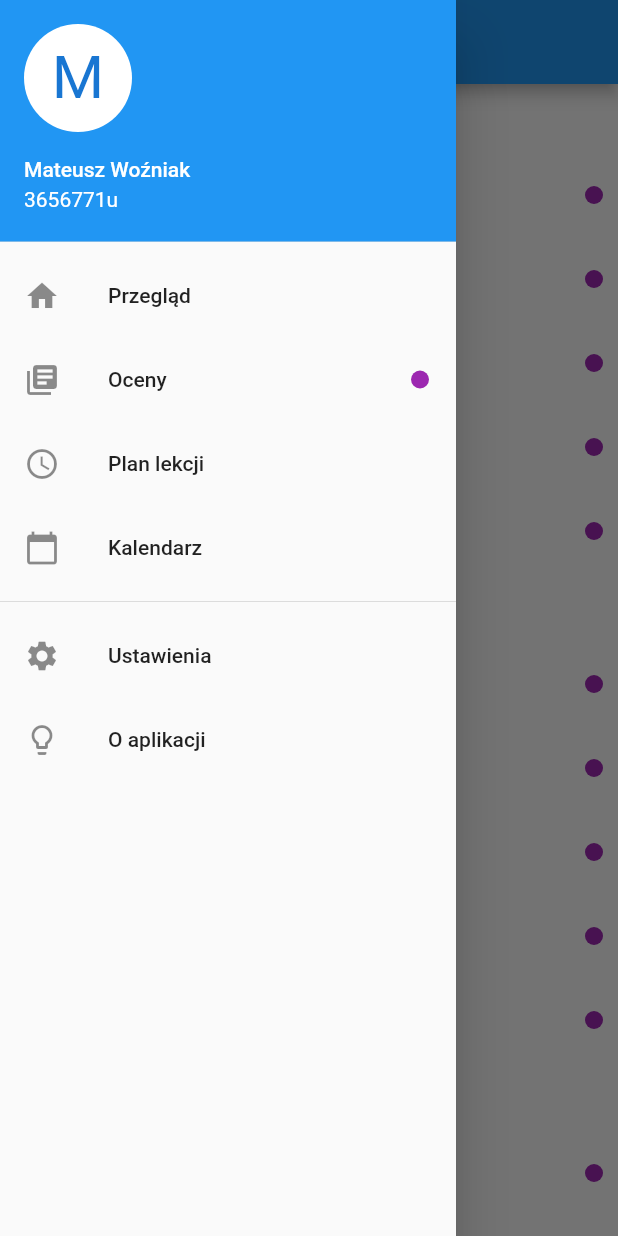
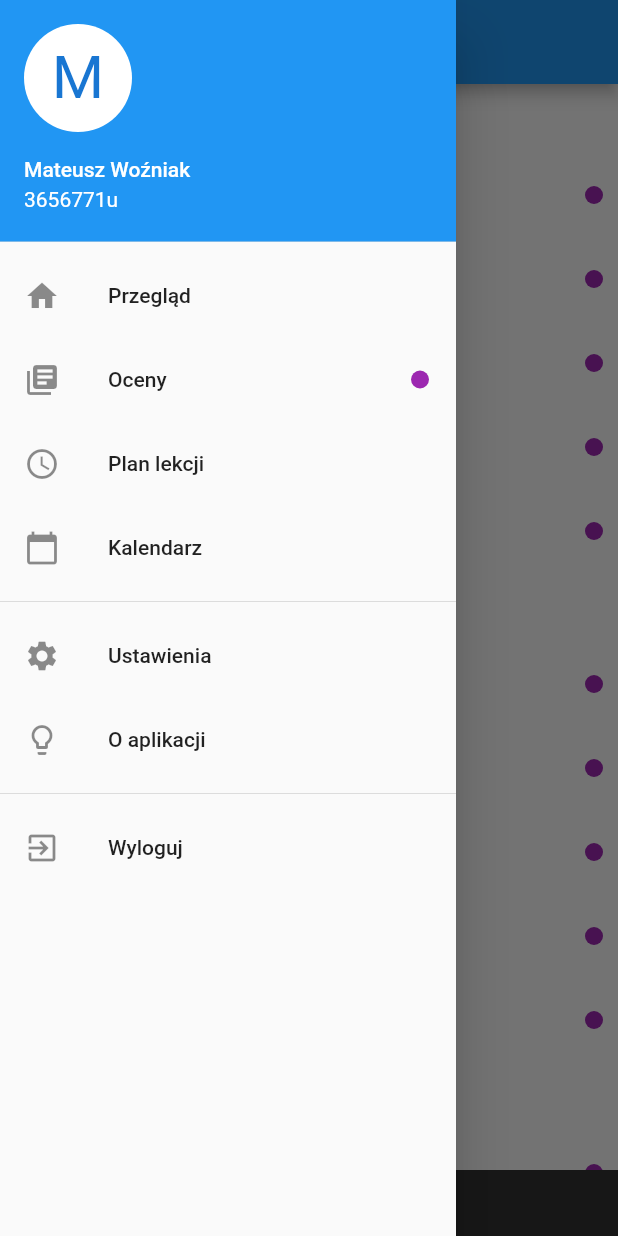
Before and after one commit to MatisiekPL/librus-go, a Flutter app: the OverviewScreen screen opened directly, with the side drawer open, on a phone screen of 412 x 824 dp. Run offline on Flutter 3.47's test engine with Material 2 defaults, Android fonts, the phone set to English and light mode, and no system bars; our stand-ins replace connectivity, cookie_jar, dio, rxdart, shared_preferences; accounts and stored records are empty; statements that could not run were skipped.

```diff
--- /dev/null
+++ b/lib/api/grades_api.dart
@@ -0,0 +1,9 @@
+import 'package:shared_preferences/shared_preferences.dart';
+
+class GradesApi {
+  static Future<dynamic> fetch() async {
+    SharedPreferences prefs = await SharedPreferences.getInstance();
+    var synergiaToken = prefs.getString("synergia_token");
+
+  }
+}
--- a/lib/fragments/grades_fragment.dart
+++ b/lib/fragments/grades_fragment.dart
@@ -1,5 +1,6 @@
 import 'package:flutter/material.dart';
 import 'package:intl/intl.dart';
+import 'package:librus_go/api/grades_api.dart';
 import 'package:librus_go/misc/draw_circle.dart';
 
 class GradesFragment extends StatefulWidget {
@@ -8,9 +9,17 @@ class GradesFragment extends StatefulWidget {
 }
 
 class _GradesFragmentState extends State<GradesFragment> {
+  dynamic _subjects = [];
+
+  @override
+  void initState() {
+    super.initState();
+    _refresh();
+  }
+
   Future<void> _refresh() async {
-    await Future.delayed(Duration(seconds: 3));
     print("Refreshing!");
+    _subjects = await GradesApi.fetch();
     _showRefreshSnackbar();
   }
 
--- a/lib/screens/overview_screen.dart
+++ b/lib/screens/overview_screen.dart
@@ -1,8 +1,11 @@
+import 'dart:io';
+
 import 'package:flutter/material.dart';
 import 'package:flutter/rendering.dart';
 import 'package:librus_go/fragments/grades_fragment.dart';
 import 'package:librus_go/misc/draw_circle.dart';
 import 'package:librus_go/screens/login_screen.dart';
+import 'package:shared_preferences/shared_preferences.dart';
 
 class OverviewScreen extends StatefulWidget {
   @override
@@ -13,10 +16,6 @@ class _OverviewScreenState extends State<OverviewScreen> {
   @override
   void initState() {
     super.initState();
-    Future.delayed(Duration.zero, () {
-//      Navigator.push(
-//          context, MaterialPageRoute(builder: (context) => LoginScreen()));
-    });
   }
 
   @override
@@ -51,7 +50,7 @@ class _OverviewScreenState extends State<OverviewScreen> {
                     padding: const EdgeInsets.all(8.0),
                     child: Container(
 //                      child: CustomPaint(painter: DrawCircle()),
-                    ),
+                        ),
                   ),
                 ],
               ),
@@ -94,6 +93,16 @@ class _OverviewScreenState extends State<OverviewScreen> {
               title: Text('O aplikacji'),
               onTap: () {},
             ),
+            Divider(),
+            ListTile(
+              leading: Icon(Icons.exit_to_app),
+              title: Text('Wyloguj'),
+              onTap: () async {
+                SharedPreferences prefs = await SharedPreferences.getInstance();
+                await prefs.clear();
+                exit(0);
+              },
+            ),
           ],
         ),
       ),
```
